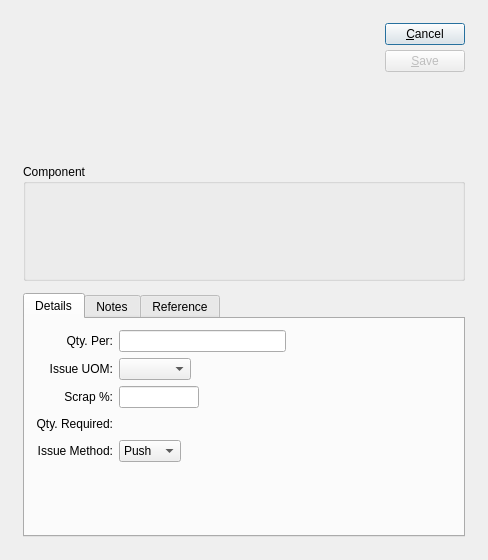
Old version of the form xtuple/trunk/guiclient/woMaterialItem.ui in the repository WooodHead/xtuple.
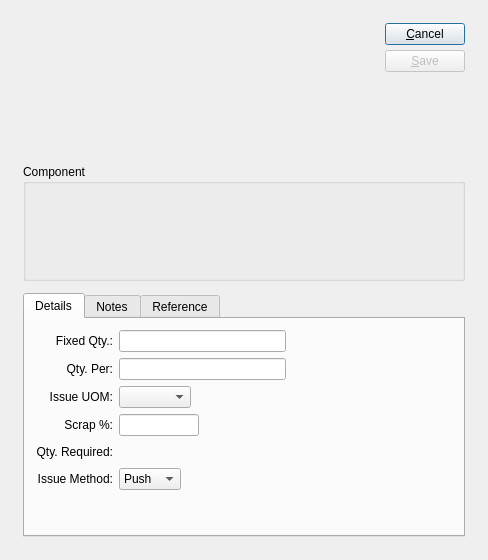
New version of the form. Custom widgets are drawn as their Qt base class.

Commit message: Issue #9822:initial Tooling commit

Patch:
```diff
--- a/xtuple/trunk/guiclient/woMaterialItem.ui
+++ b/xtuple/trunk/guiclient/woMaterialItem.ui
@@ -152,10 +152,10 @@
          <item row="0" column="0" >
           <layout class="QVBoxLayout" >
            <item>
-            <layout class="QGridLayout" >
-             <item row="0" column="0" >
-              <widget class="XLabel" name="_qtyPerLit" >
-               <property name="text" >
+            <layout class="QGridLayout">
+             <item row="1" column="0">
+              <widget class="XLabel" name="_qtyPerLit">
+               <property name="text">
                 <string>Qty. Per:</string>
                </property>
                <property name="alignment" >
@@ -163,8 +163,8 @@
                </property>
               </widget>
              </item>
-             <item row="0" column="1" >
-              <layout class="QHBoxLayout" >
+             <item row="1" column="1">
+              <layout class="QHBoxLayout">
                <item>
                 <widget class="XLineEdit" name="_qtyPer" >
                  <property name="alignment" >
@@ -187,9 +187,9 @@
                </item>
               </layout>
              </item>
-             <item row="1" column="0" >
-              <widget class="XLabel" name="_uomLit" >
-               <property name="text" >
+             <item row="2" column="0">
+              <widget class="XLabel" name="_uomLit">
+               <property name="text">
                 <string>Issue UOM:</string>
                </property>
                <property name="alignment" >
@@ -197,8 +197,8 @@
                </property>
               </widget>
              </item>
-             <item row="1" column="1" >
-              <layout class="QHBoxLayout" >
+             <item row="2" column="1">
+              <layout class="QHBoxLayout">
                <item>
                 <widget class="XComboBox" name="_uom" />
                </item>
@@ -217,9 +217,9 @@
                </item>
               </layout>
              </item>
-             <item row="2" column="0" >
-              <widget class="XLabel" name="_scrapLit" >
-               <property name="text" >
+             <item row="3" column="0">
+              <widget class="XLabel" name="_scrapLit">
+               <property name="text">
                 <string>Scrap %:</string>
                </property>
                <property name="alignment" >
@@ -227,8 +227,8 @@
                </property>
               </widget>
              </item>
-             <item row="2" column="1" >
-              <layout class="QHBoxLayout" >
+             <item row="3" column="1">
+              <layout class="QHBoxLayout">
                <item>
                 <widget class="XLineEdit" name="_scrap" >
                  <property name="sizePolicy" >
@@ -263,9 +263,9 @@
                </item>
               </layout>
              </item>
-             <item row="3" column="0" >
-              <widget class="XLabel" name="_qtyRequiredLit" >
-               <property name="text" >
+             <item row="4" column="0">
+              <widget class="XLabel" name="_qtyRequiredLit">
+               <property name="text">
                 <string>Qty. Required:</string>
                </property>
                <property name="alignment" >
@@ -273,8 +273,8 @@
                </property>
               </widget>
              </item>
-             <item row="3" column="1" >
-              <layout class="QHBoxLayout" >
+             <item row="4" column="1">
+              <layout class="QHBoxLayout">
                <item>
                 <widget class="XLabel" name="_qtyRequired" >
                  <property name="minimumSize" >
@@ -303,9 +303,9 @@
                </item>
               </layout>
              </item>
-             <item row="4" column="0" >
-              <widget class="XLabel" name="_issueMethodLit" >
-               <property name="text" >
+             <item row="5" column="0">
+              <widget class="XLabel" name="_issueMethodLit">
+               <property name="text">
                 <string>Issue Method:</string>
                </property>
                <property name="alignment" >
@@ -313,9 +313,9 @@
                </property>
               </widget>
              </item>
-             <item row="4" column="1" >
-              <layout class="QHBoxLayout" >
-               <property name="spacing" >
+             <item row="5" column="1">
+              <layout class="QHBoxLayout">
+               <property name="spacing">
                 <number>0</number>
                </property>
                <item>
@@ -355,14 +355,48 @@
                </item>
               </layout>
              </item>
+             <item row="0" column="0">
+              <widget class="XLabel" name="_fixedQtyLit">
+               <property name="text">
+                <string>Fixed Qty.:</string>
+               </property>
+               <property name="alignment">
+                <set>Qt::AlignRight|Qt::AlignTrailing|Qt::AlignVCenter</set>
+               </property>
+              </widget>
+             </item>
+             <item row="0" column="1">
+              <layout class="QHBoxLayout" name="_2">
+               <item>
+                <widget class="XLineEdit" name="_qtyFxd">
+                 <property name="alignment">
+                  <set>Qt::AlignRight</set>
+                 </property>
+                </widget>
+               </item>
+               <item>
+                <spacer>
+                 <property name="orientation">
+                  <enum>Qt::Horizontal</enum>
+                 </property>
+                 <property name="sizeHint" stdset="0">
+                  <size>
+                   <width>40</width>
+                   <height>20</height>
+                  </size>
+                 </property>
+                </spacer>
+               </item>
+              </layout>
+             </item>
             </layout>
            </item>
            <item>
             <spacer>
-             <property name="orientation" >
+             <property name="orientation">
               <enum>Qt::Vertical</enum>
              </property>
-             <property name="sizeHint" stdset="0" >
+             <property name="sizeHint" stdset="0">
               <size>
                <width>20</width>
                <height>0</height>
@@ -400,7 +434,7 @@
    </item>
   </layout>
  </widget>
- <layoutdefault spacing="6" margin="11" />
+ <layoutdefault spacing="6" margin="11"/>
  <pixmapfunction>qPixmapFromMimeSource</pixmapfunction>
  <customwidgets>
   <customwidget>
```
Left out of the diff: 194 changed lines with no effect on the pictures. The commit also changes 32 other files.
